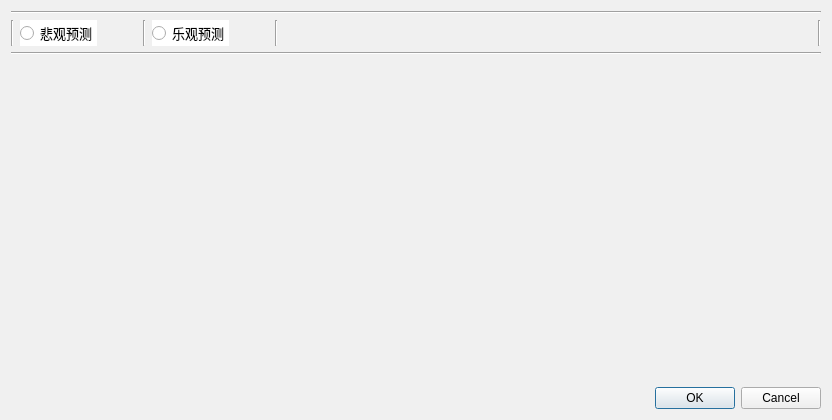
Old version of the form src/_APL/settingYCode/ycodeset.ui in the repository QmGohinn/DaDoeiamiSys.
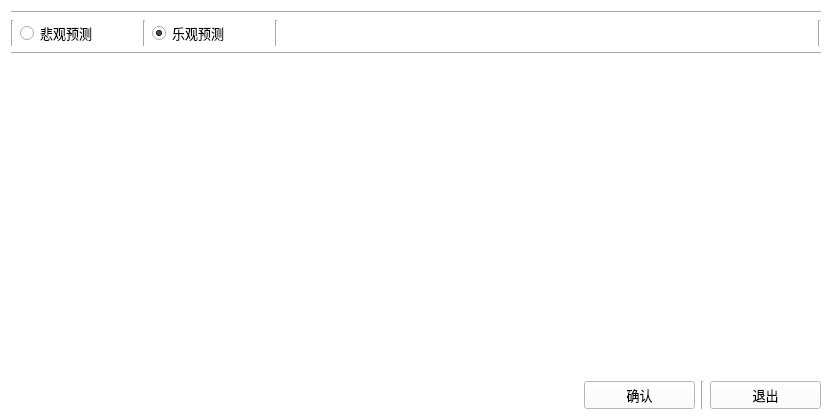
New version of the form. Icons and pictures are not drawn.

```diff
--- a/src/_APL/settingYCode/ycodeset.ui
+++ b/src/_APL/settingYCode/ycodeset.ui
@@ -32,7 +32,7 @@
    <string>Ycodeset</string>
   </property>
   <property name="styleSheet">
-   <string notr="true">background-color: rgb(240, 240, 240);</string>
+   <string notr="true">background-color: rgb(255, 255, 255);</string>
   </property>
   <layout class="QVBoxLayout" name="verticalLayout_2">
    <item>
@@ -112,6 +112,16 @@
          <property name="text">
           <string>乐观预测</string>
          </property>
+         <property name="icon">
+          <iconset resource="../../../Resource.qrc">
+           <normaloff>:/res/gif/loading.gif</normaloff>:/res/gif/loading.gif</iconset>
+         </property>
+         <property name="checked">
+          <bool>true</bool>
+         </property>
+         <property name="autoRepeat">
+          <bool>false</bool>
+         </property>
         </widget>
        </item>
        <item>
@@ -195,18 +205,73 @@
         </spacer>
        </item>
        <item>
-        <widget class="QDialogButtonBox" name="buttonBox">
+        <widget class="QPushButton" name="pushButton">
+         <property name="minimumSize">
+          <size>
+           <width>111</width>
+           <height>0</height>
+          </size>
+         </property>
          <property name="font">
           <font>
            <family>宋体</family>
            <pointsize>10</pointsize>
           </font>
          </property>
-         <property name="cursor">
-          <cursorShape>PointingHandCursor</cursorShape>
+         <property name="styleSheet">
+          <string notr="true">background-color: rgb(255, 255, 255);</string>
          </property>
-         <property name="standardButtons">
-          <set>QDialogButtonBox::Cancel|QDialogButtonBox::Ok</set>
+         <property name="text">
+          <string>确认</string>
+         </property>
+         <property name="icon">
+          <iconset resource="../../../Resource.qrc">
+           <normaloff>:/res/tab/sure.ico</normaloff>:/res/tab/sure.ico</iconset>
+         </property>
+         <property name="iconSize">
+          <size>
+           <width>30</width>
+           <height>20</height>
+          </size>
+         </property>
+        </widget>
+       </item>
+       <item>
+        <widget class="Line" name="line_7">
+         <property name="orientation">
+          <enum>Qt::Vertical</enum>
+         </property>
+        </widget>
+       </item>
+       <item>
+        <widget class="QPushButton" name="pushButton_2">
+         <property name="minimumSize">
+          <size>
+           <width>111</width>
+           <height>0</height>
+          </size>
+         </property>
+         <property name="font">
+          <font>
+           <family>宋体</family>
+           <pointsize>10</pointsize>
+          </font>
+         </property>
+         <property name="styleSheet">
+          <string notr="true">background-color: rgb(255, 255, 255);</string>
+         </property>
+         <property name="text">
+          <string>退出</string>
+         </property>
+         <property name="icon">
+          <iconset resource="../../../Resource.qrc">
+           <normaloff>:/res/action/close.png</normaloff>:/res/action/close.png</iconset>
+         </property>
+         <property name="iconSize">
+          <size>
+           <width>30</width>
+           <height>20</height>
+          </size>
          </property>
         </widget>
        </item>
```
Left out of the diff: 20 changed lines with no effect on the pictures.
